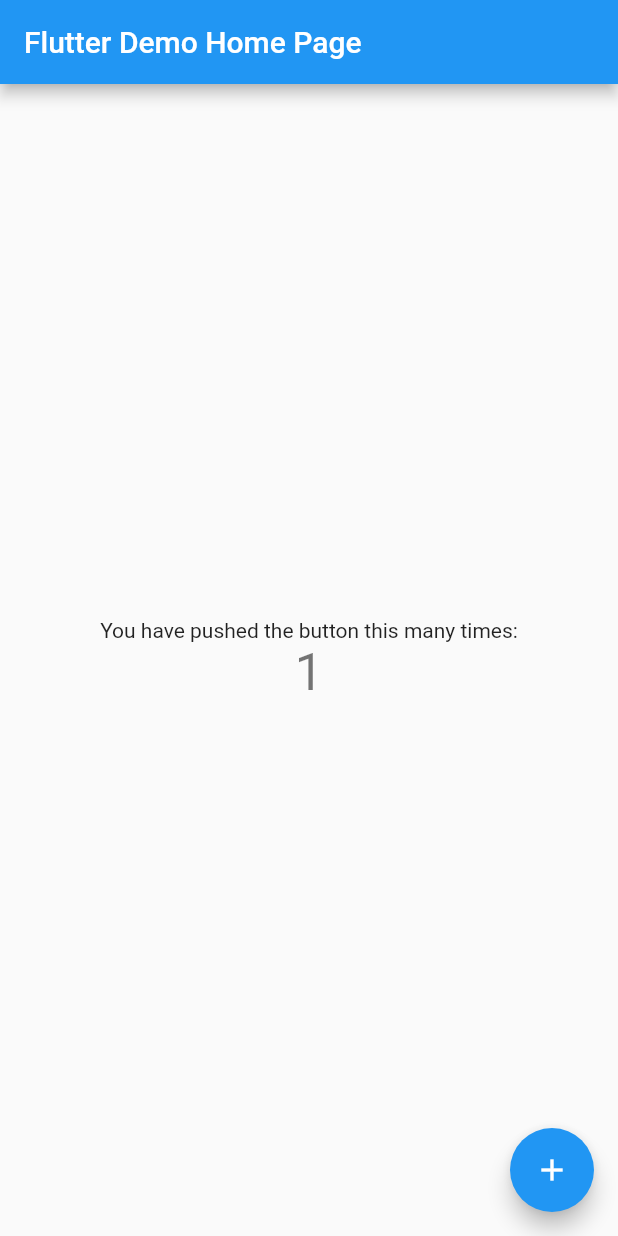
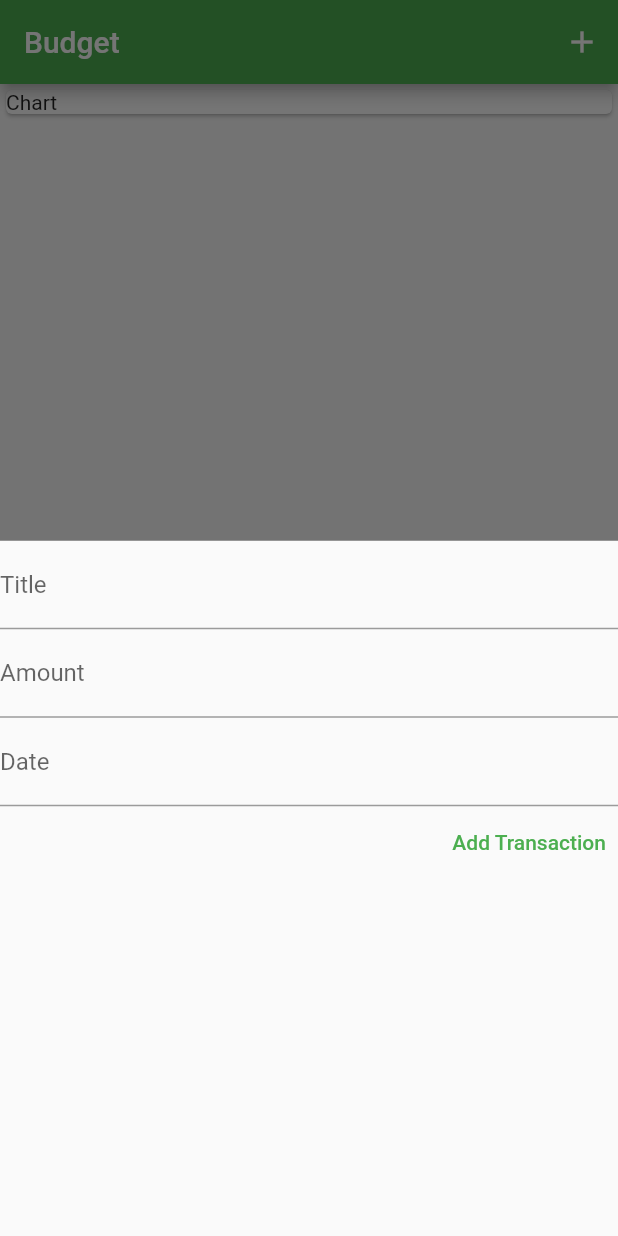
Before and after one commit to mohd-fa/budget, a Flutter app: the screen it shows after launch, after a tap on the "add" icon, on a phone screen of 412 x 824 dp. Run offline on Flutter 3.47's test engine with Material 2 defaults, Android fonts, the phone set to English and light mode, and no system bars.

Commit message:
lisrview, inputform in  modalbottomsheet

```diff
--- a/lib/main.dart
+++ b/lib/main.dart
@@ -1,115 +1,66 @@
 import 'package:flutter/material.dart';
+import 'package:intl/intl.dart';
 
-void main() {
-  runApp(const MyApp());
-}
+import './models/transaction.dart';
+import './widgets/newtransaction.dart';
+import './widgets/list_transactions.dart';
+
+void main() => runApp(MyApp());
 
 class MyApp extends StatelessWidget {
-  const MyApp({Key? key}) : super(key: key);
-
-  // This widget is the root of your application.
   @override
   Widget build(BuildContext context) {
     return MaterialApp(
-      title: 'Flutter Demo',
-      theme: ThemeData(
-        // This is the theme of your application.
-        //
-        // Try running your application with "flutter run". You'll see the
-        // application has a blue toolbar. Then, without quitting the app, try
-        // changing the primarySwatch below to Colors.green and then invoke
-        // "hot reload" (press "r" in the console where you ran "flutter run",
-        // or simply save your changes to "hot reload" in a Flutter IDE).
-        // Notice that the counter didn't reset back to zero; the application
-        // is not restarted.
-        primarySwatch: Colors.blue,
-      ),
-      home: const MyHomePage(title: 'Flutter Demo Home Page'),
-    );
+        theme: ThemeData(primarySwatch: Colors.green), home: Home());
   }
 }
 
-class MyHomePage extends StatefulWidget {
-  const MyHomePage({Key? key, required this.title}) : super(key: key);
-
-  // This widget is the home page of your application. It is stateful, meaning
-  // that it has a State object (defined below) that contains fields that affect
-  // how it looks.
-
-  // This class is the configuration for the state. It holds the values (in this
-  // case the title) provided by the parent (in this case the App widget) and
-  // used by the build method of the State. Fields in a Widget subclass are
-  // always marked "final".
-
-  final String title;
-
+class Home extends StatefulWidget {
   @override
-  State<MyHomePage> createState() => _MyHomePageState();
+  State<Home> createState() => _HomeState();
 }
 
-class _MyHomePageState extends State<MyHomePage> {
-  int _counter = 0;
+class _HomeState extends State<Home> {
+  final List<Transactions> transactions = [];
+  void _addTransaction(String title, double amount, DateTime date) {
+    setState(() {
+      transactions.add(Transactions(
+          transactionId: DateTime.now().toString(),
+          transactionName: title,
+          amount: amount,
+          date: date));
+    });
+  }
 
-  void _incrementCounter() {
-    setState(() {
-      // This call to setState tells the Flutter framework that something has
-      // changed in this State, which causes it to rerun the build method below
-      // so that the display can reflect the updated values. If we changed
-      // _counter without calling setState(), then the build method would not be
-      // called again, and so nothing would appear to happen.
-      _counter++;
-    });
+  void startAddNewTransactions(BuildContext ctx) {
+    showModalBottomSheet(
+        context: ctx, builder: (_) => NewTansaction(_addTransaction));
   }
 
   @override
   Widget build(BuildContext context) {
-    // This method is rerun every time setState is called, for instance as done
-    // by the _incrementCounter method above.
-    //
-    // The Flutter framework has been optimized to make rerunning build methods
-    // fast, so that you can just rebuild anything that needs updating rather
-    // than having to individually change instances of widgets.
     return Scaffold(
-      appBar: AppBar(
-        // Here we take the value from the MyHomePage object that was created by
-        // the App.build method, and use it to set our appbar title.
-        title: Text(widget.title),
-      ),
-      body: Center(
-        // Center is a layout widget. It takes a single child and positions it
-        // in the middle of the parent.
-        child: Column(
-          // Column is also a layout widget. It takes a list of children and
-          // arranges them vertically. By default, it sizes itself to fit its
-          // children horizontally, and tries to be as tall as its parent.
-          //
-          // Invoke "debug painting" (press "p" in the console, choose the
-          // "Toggle Debug Paint" action from the Flutter Inspector in Android
-          // Studio, or the "Toggle Debug Paint" command in Visual Studio Code)
-          // to see the wireframe for each widget.
-          //
-          // Column has various properties to control how it sizes itself and
-          // how it positions its children. Here we use mainAxisAlignment to
-          // center the children vertically; the main axis here is the vertical
-          // axis because Columns are vertical (the cross axis would be
-          // horizontal).
-          mainAxisAlignment: MainAxisAlignment.center,
-          children: <Widget>[
-            const Text(
-              'You have pushed the button this many times:',
+        appBar: AppBar(
+          actions: [
+            IconButton(
+                onPressed: () => startAddNewTransactions(context),
+                icon: Icon(Icons.add))
+          ],
+          title: Text('Budget'),
+        ),
+        body: Column(
+          children: [
+            Container(
+              child: Card(child: Text('Chart')),
+              width: double.infinity,
             ),
-            Text(
-              '$_counter',
-              style: Theme.of(context).textTheme.headline4,
-            ),
+            ListTransactions(transactions)
           ],
         ),
-      ),
-      floatingActionButton: FloatingActionButton(
-        onPressed: _incrementCounter,
-        tooltip: 'Increment',
-        child: const Icon(Icons.add),
-      ), // This trailing comma makes auto-formatting nicer for build methods.
-    );
+        floatingActionButtonLocation: FloatingActionButtonLocation.centerFloat,
+        floatingActionButton: FloatingActionButton(
+          onPressed: () => startAddNewTransactions(context),
+          child: Icon(Icons.add),
+        ));
   }
 }
--- /dev/null
+++ b/lib/models/transaction.dart
@@ -0,0 +1,12 @@
+class Transactions {
+  final String transactionId;
+  final String transactionName;
+  final DateTime date;
+  final double amount;
+
+  Transactions(
+      {required this.transactionId,
+      required this.transactionName,
+      required this.amount,
+      required this.date});
+}
--- /dev/null
+++ b/lib/widgets/list_transactions.dart
@@ -0,0 +1,61 @@
+import 'package:flutter/material.dart';
+import 'package:intl/intl.dart';
+
+import '../models/transaction.dart';
+
+class ListTransactions extends StatefulWidget {
+  final List<Transactions> transactions;
+  ListTransactions(this.transactions);
+
+  @override
+  State<ListTransactions> createState() => _ListTransactionsState();
+}
+
+class _ListTransactionsState extends State<ListTransactions> {
+  @override
+  Widget build(BuildContext context) {
+    return Container(
+      child: ListView.builder(
+          itemCount: widget.transactions.length,
+          itemBuilder: (ctx, index) {
+            return Card(
+              child: Row(children: [
+                Container(
+                    decoration: BoxDecoration(
+                        border: Border.all(color: Colors.green, width: 2)),
+                    margin: EdgeInsets.symmetric(
+                      vertical: 8,
+                      horizontal: 10,
+                    ),
+                    child: Padding(
+                      padding: EdgeInsets.all(10),
+                      child: Text(
+                        '\$ ${widget.transactions[index].amount}',
+                        style: TextStyle(
+                            fontSize: 24,
+                            fontWeight: FontWeight.bold,
+                            color: Colors.green),
+                      ),
+                    )),
+                Column(
+                  crossAxisAlignment: CrossAxisAlignment.start,
+                  children: [
+                    Text(
+                      widget.transactions[index].transactionName,
+                      style:
+                          TextStyle(fontWeight: FontWeight.bold, fontSize: 20),
+                    ),
+                    Text(
+                      DateFormat('dd-MM-yyyy')
+                          .format(widget.transactions[index].date),
+                      style: TextStyle(color: Colors.grey, fontSize: 12),
+                    )
+                  ],
+                )
+              ]),
+            );
+          }),
+      height: 500,
+    );
+  }
+}
--- /dev/null
+++ b/lib/widgets/newtransaction.dart
@@ -0,0 +1,64 @@
+import 'package:flutter/material.dart';
+import 'package:intl/intl.dart';
+
+class NewTansaction extends StatefulWidget {
+  final Function addTx;
+
+  NewTansaction(this.addTx, {Key? key}) : super(key: key);
+
+  @override
+  State<NewTansaction> createState() => _NewTansactionState();
+}
+
+class _NewTansactionState extends State<NewTansaction> {
+  final titleController = TextEditingController();
+  final dateController = TextEditingController();
+  late DateTime dateTimeVal;
+  final amountController = TextEditingController();
+
+  @override
+  Widget build(BuildContext context) {
+    return Container(
+      // height: 300,
+      child: Column(
+        crossAxisAlignment: CrossAxisAlignment.end,
+        children: [
+          TextField(
+            decoration: InputDecoration(labelText: 'Title'),
+            controller: titleController,
+          ),
+          TextField(
+            decoration: InputDecoration(labelText: 'Amount'),
+            controller: amountController,
+            keyboardType: TextInputType.number,
+          ),
+          TextField(
+            decoration: InputDecoration(labelText: 'Date'),
+            readOnly: true,
+            onTap: () async {
+              dateTimeVal = await showDatePicker(
+                  context: context,
+                  firstDate: DateTime(2000),
+                  initialDate: DateTime.now(),
+                  lastDate: DateTime(2100)) as DateTime;
+
+              setState(() {
+                dateController.text =
+                    DateFormat('dd-MM-yyyy').format(dateTimeVal);
+              });
+            },
+            controller: dateController,
+          ),
+          // DatePickerDialog(
+          //     initialDate: DateTime.now(),
+          //     firstDate: DateTime(2000),
+          //     lastDate: DateTime(2100)),
+          TextButton(
+              onPressed: () => widget.addTx(titleController.text,
+                  double.parse(amountController.text), dateTimeVal),
+              child: Text('Add Transaction')),
+        ],
+      ),
+    );
+  }
+}
--- a/pubspec.yaml
+++ b/pubspec.yaml
@@ -29,6 +29,7 @@
 dependencies:
   flutter:
     sdk: flutter
+  intl: ^0.17.0
 
 
   # The following adds the Cupertino Icons font to your application.
```
Also changed, not shown: pubspec.lock, 2 other files.
